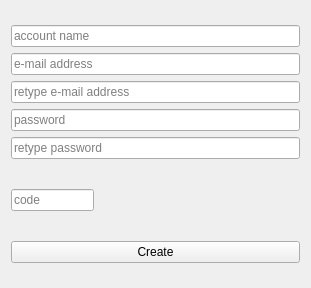
Before: the Qt Designer form myapps/client/auth/create_form.ui in myapps-directory/myapps-client, drawn with Qt 5.
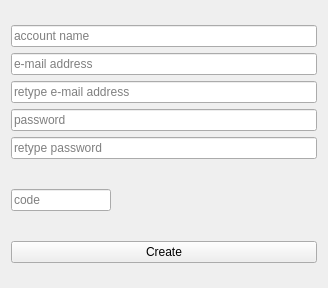
After: the same form once the commit is applied.

```diff
--- a/myapps/client/auth/create_form.ui
+++ b/myapps/client/auth/create_form.ui
@@ -87,11 +87,36 @@
     <layout class="QHBoxLayout" name="horizontalLayout">
      <item>
       <widget class="QLineEdit" name="codeEdit">
+       <property name="minimumSize">
+        <size>
+         <width>100</width>
+         <height>0</height>
+        </size>
+       </property>
+       <property name="maximumSize">
+        <size>
+         <width>100</width>
+         <height>16777215</height>
+        </size>
+       </property>
        <property name="placeholderText">
         <string>code</string>
        </property>
       </widget>
      </item>
+     <item>
+      <spacer name="horizontalSpacer">
+       <property name="orientation">
+        <enum>Qt::Horizontal</enum>
+       </property>
+       <property name="sizeHint" stdset="0">
+        <size>
+         <width>40</width>
+         <height>20</height>
+        </size>
+       </property>
+      </spacer>
+     </item>
      <item>
       <widget class="QLabel" name="label">
        <property name="sizePolicy">
@@ -108,7 +133,7 @@
        </property>
        <property name="maximumSize">
         <size>
-         <width>200</width>
+         <width>300</width>
          <height>70</height>
         </size>
        </property>
```
